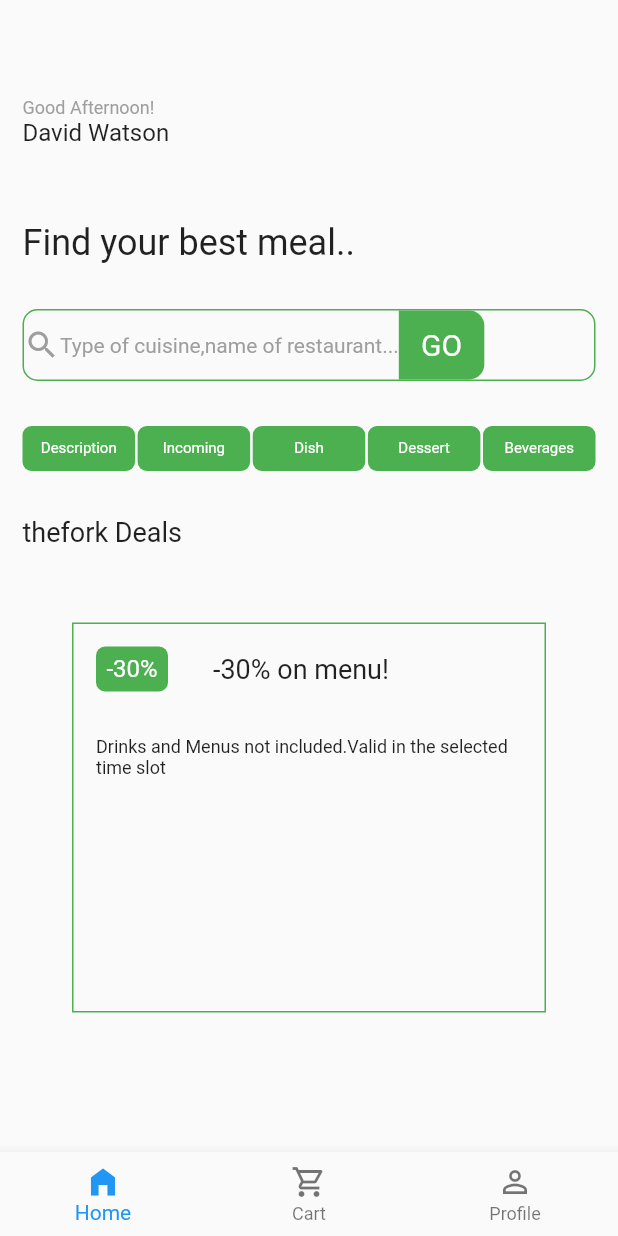
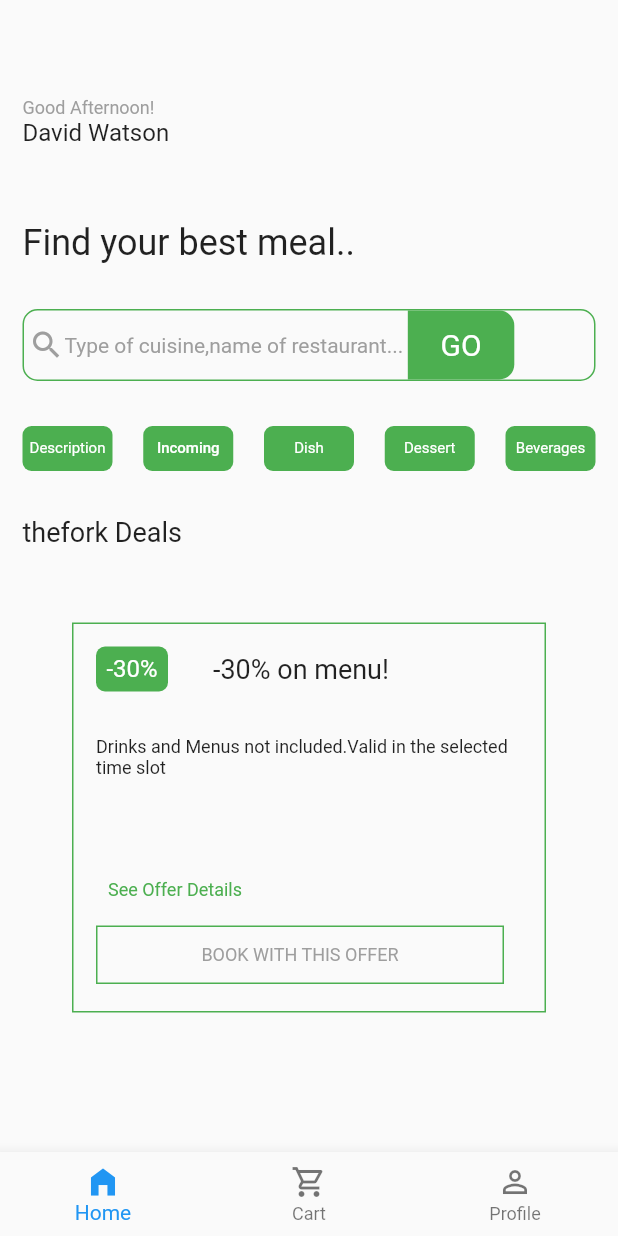
Before and after one commit to SehnazRahman/Restaurant-Flutter, a Flutter app: the Home screen opened directly, on a phone screen of 412 x 824 dp. Run offline on Flutter 3.47's test engine with Material 2 defaults, Android fonts, the phone set to English and light mode, and no system bars; our stand-ins replace get.

```diff
--- a/lib/Authorization/view/signIn.dart
+++ b/lib/Authorization/view/signIn.dart
@@ -73,6 +73,7 @@ class _LoginPageState extends State<LoginPage>{
                   const BorderSide(color: rColor.greenContainer,width: 2)),
               ),
             ),
+             SizedBox(height: Dimensions.spacebtwnSmallContainer,),
              const Text("Forget Password?", style: TextStyle(decoration: TextDecoration.underline,color: rColor.fontOverWhite,fontSize: 15),),
             const SizedBox(
               height: Dimensions.spacebtwnContainer,
--- a/lib/const/styling.dart
+++ b/lib/const/styling.dart
@@ -32,6 +32,7 @@ import 'package:flutter/material.dart';
     static const FontWeight Bold = FontWeight.w900;
 
     // Spacing
+    static const double spacebtwnSmallContainer = 5.0;
     static const double spacebtwnContainer = 30.0;
     static const double spacebtwnItem = 50.0;
 
@@ -42,7 +43,7 @@ import 'package:flutter/material.dart';
     //Search Bar height and width
     static const double searchHeight=  48.0;
     static const double searchWidth= 428.0;
-    static const double searchGoWidth=  57.0;
+    static const double searchGoWidth=  71.0;
 
     //Description Dishes, Incoming, Beverages, Dessert
     static const double ListTabHeight=  30.0;
@@ -55,4 +56,14 @@ import 'package:flutter/material.dart';
     static const double descriptionWidth=  316.0;
     static const double descriptionOfferHeight= 30.0;
     static const double descriptionOfferWidth=  48.0;
+    static const double descriptionBookOfferHeight=  39.0;
+    static const double descriptionBookOfferWidth=  272.0;
+
+    // Description Dialogue Box
+    static const double dialogueBoxWidth=  320.0;
+    static const double dialogueBoxHeight=  184.0;
+
+    // Incoming Image Container
+    static const double imageBoxWidth=  148.0;
+    static const double imageBoxHeight=  95.0;
   }
--- a/lib/data/home/description/description.dart
+++ b/lib/data/home/description/description.dart
@@ -1,6 +1,7 @@
 import 'package:flutter/material.dart';
 import 'package:restaurant/const/styling.dart';
 import 'package:restaurant/const/color.dart';
+import 'package:get/get.dart';
 
 class Description extends StatefulWidget{
   const Description({super.key});
@@ -23,6 +24,7 @@ class _Description extends State<Description>{
         child: Padding(
           padding: const EdgeInsets.all(Dimensions.paddingSizeDefault),
           child: Column(
+            crossAxisAlignment: CrossAxisAlignment.start,
             children: [
               Row(
                 mainAxisAlignment: MainAxisAlignment.start,
@@ -39,16 +41,58 @@ class _Description extends State<Description>{
                           )),
                   const SizedBox(width: Dimensions.spacebtwnContainer,),
                   const Text('-30% on menu!',style: TextStyle(fontSize: Dimensions.homeDeal, fontWeight: Dimensions.medium),),
-
                 ],
               ),
               const SizedBox(height: Dimensions.spacebtwnContainer,),
-              const Text('Drinks and Menus not included.Valid in the selected time slot', style: TextStyle(fontSize: Dimensions.textSizeSmall),)
+              const Text('Drinks and Menus not included.Valid in the selected time slot', style: TextStyle(fontSize: Dimensions.textSizeSmall),),
+              const SizedBox(height: Dimensions.spacebtwnItem),
+              TextButton(onPressed:(){
+                showDialog(context: context, builder: (context) {
+                  return Center(
+                    child: Container(
+                      height:Dimensions.dialogueBoxHeight,
+                      width:Dimensions.dialogueBoxWidth,
+                      decoration: BoxDecoration(
+                        color: rColor.whiteContainer,
+                        border: Border.all(color: rColor.greenContainer,),),
+                      child:
+                            Column(
+                                          mainAxisAlignment: MainAxisAlignment.center,
+                                          crossAxisAlignment: CrossAxisAlignment.center,
+                                    children: [
+                                      const Text("Drinks and Menu not included",style: TextStyle(fontSize: Dimensions.textSizeSearch,color: rColor.grey),),
+                                      const SizedBox(height: Dimensions.spacebtwnContainer,),
+                                      const Text("Valid in the selected time slot",style: TextStyle(fontSize: Dimensions.textSizeSearch,color: rColor.grey),),
+                                      const SizedBox(height: Dimensions.spacebtwnContainer,),
+                                      Container(
+                                        height: Dimensions.descriptionBookOfferHeight,
+                                        width: Dimensions.descriptionBookOfferWidth,
+                                        decoration: BoxDecoration(
+                                          border: Border.all(color: rColor.greenContainer,),),
+                                        child: TextButton(onPressed: () {
+                                          Get.back();
+                                        },
+                                        child: const Text("BOOK WITH THIS OFFER",
+                                            style: TextStyle(fontSize: Dimensions.textSizeSmall,fontWeight: Dimensions.medium,color: rColor.grey)),),
+                                      )],
+                            ),
+                        ),
+                  );
+                });
+              },
+                  child: const Text("See Offer Details",
+                      style: TextStyle(fontSize: Dimensions.textSizeSmall,fontWeight: Dimensions.medium,color: rColor.fontOverWhite))),
+              Container(
+              height: Dimensions.descriptionBookOfferHeight,
+              width: Dimensions.descriptionBookOfferWidth,
+              decoration: BoxDecoration(
+                border: Border.all(color: rColor.greenContainer,),),
+                child: const Center(child: Text("BOOK WITH THIS OFFER",
+                    style: TextStyle(fontSize: Dimensions.textSizeSmall,fontWeight: Dimensions.medium, color:rColor.grey))),),
             ],
           ),
         ),
       )
-
     );
   }
 }
--- a/lib/data/home/home.dart
+++ b/lib/data/home/home.dart
@@ -1,7 +1,9 @@
 import 'package:flutter/material.dart';
+import 'package:get/get.dart';
 import 'package:restaurant/const/color.dart';
 import 'package:restaurant/const/styling.dart';
 import 'package:restaurant/data/home/description/description.dart';
+import 'package:restaurant/data/home/incoming/incoming.dart';
 
 
 class Home extends StatefulWidget{
@@ -46,20 +48,23 @@ class _HomeState extends State<Home> {
                     const SizedBox(height: Dimensions.spacebtwnContainer,),
                     Container(
                       height: Dimensions.searchHeight,
-                      width: Dimensions.searchWidth,
+                      width: MediaQuery.of(context).size.width,
                       decoration: BoxDecoration(
                         border: Border.all(color: rColor.greenContainer,),
                         borderRadius: BorderRadius.circular(10),
                     ),
                     child: Row(
                       children: [
-                         const Row(
+                         const Padding(
+                           padding: EdgeInsets.all(Dimensions.paddingSizeTine),
+                           child: Row(
                             mainAxisAlignment: MainAxisAlignment.start,
                             children: [
                               Icon(Icons.search, color: rColor.grey,),
                               Text("Type of cuisine,name of restaurant...",
                                 style: TextStyle(fontSize: Dimensions.textSizeSearch,color: rColor.grey),),
                             ],
+                        ),
                          ),
                         Container(
                           height: Dimensions.searchHeight,
@@ -77,37 +82,40 @@ class _HomeState extends State<Home> {
                         Flexible(
                           child: SizedBox(
                             height: Dimensions.ListTabHeight,
-                            width: Dimensions.ListTabWidth,
+                            width: Dimensions.ListTabWidth *0.9,
                             child: Row(
                               mainAxisAlignment: MainAxisAlignment.spaceBetween,
                               children: [
                                 Container(
                                   height: Dimensions.ItemTabHeight,
-                             width:Dimensions.ItemTabWidth ,
+                                  width:Dimensions.ItemTabWidth*0.8 ,
                                   decoration: const BoxDecoration(
                                  color: rColor.greenContainer,
                                  borderRadius:BorderRadius.all(Radius.circular(6)) ),
                                   child: const Center(child: Text('Description', style: TextStyle(fontSize: Dimensions.textSizeExtraSmall,color: rColor.fontOverGreen),)),),
                                   Container(height: Dimensions.ItemTabHeight,
-                           width:Dimensions.ItemTabWidth ,
+                                    width:Dimensions.ItemTabWidth*0.8,
                                       decoration: const BoxDecoration(
                                       color: rColor.greenContainer,
                                       borderRadius:BorderRadius.all(Radius.circular(6)) ),
-                           child: const Center(child: Text('Incoming', style: TextStyle(fontSize: Dimensions.textSizeExtraSmall,color: rColor.fontOverGreen),)),),
+                                    child:  Center(child: TextButton( onPressed: () {
+                                      Get.to(Incoming());
+                                    },
+                                        child: Text('Incoming', style: TextStyle(fontSize: Dimensions.textSizeExtraSmall,color: rColor.fontOverGreen),)),),),
                                   Container(height: Dimensions.ItemTabHeight,
-                                       width:Dimensions.ItemTabWidth ,
+                                       width:Dimensions.ItemTabWidth*0.8 ,
                                        decoration: const BoxDecoration(
                                            color: rColor.greenContainer,
                                            borderRadius:BorderRadius.all(Radius.circular(6)) ),
                                        child: const Center(child: Text('Dish', style: TextStyle(fontSize: Dimensions.textSizeExtraSmall,color: rColor.fontOverGreen),)),),
                                   Container(height: Dimensions.ItemTabHeight,
-                                       width:Dimensions.ItemTabWidth ,
+                                       width:Dimensions.ItemTabWidth*0.8 ,
                                        decoration: const BoxDecoration(
                                            color: rColor.greenContainer,
                                            borderRadius:BorderRadius.all(Radius.circular(6)) ),
                                        child: const Center(child: Text('Dessert', style: TextStyle(fontSize: Dimensions.textSizeExtraSmall,color: rColor.fontOverGreen),)),),
                                    Container(height: Dimensions.ItemTabHeight,
-                                       width:Dimensions.ItemTabWidth ,
+                                       width:Dimensions.ItemTabWidth*0.8 ,
                                        decoration: const BoxDecoration(
                                            color: rColor.greenContainer,
                                            borderRadius:BorderRadius.all(Radius.circular(6)) ),
```
Also changed, not shown: lib/data/home/incoming/incoming.dart (added, +38 -0 lines), lib/main.dart (+7 -7 lines), Assets/images/burTruffle.jpg (added), Assets/images/img.png (added), Assets/images/img_1.png (added). Lines whose indentation alone changed are shown as unchanged.
